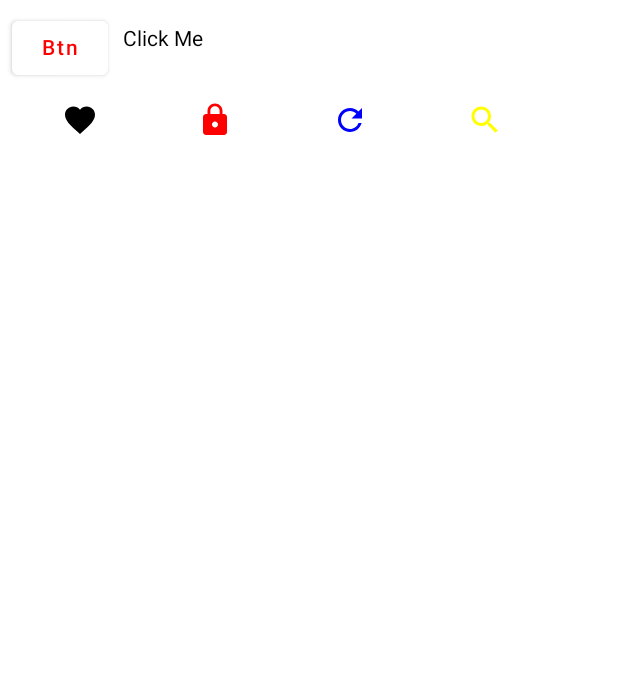
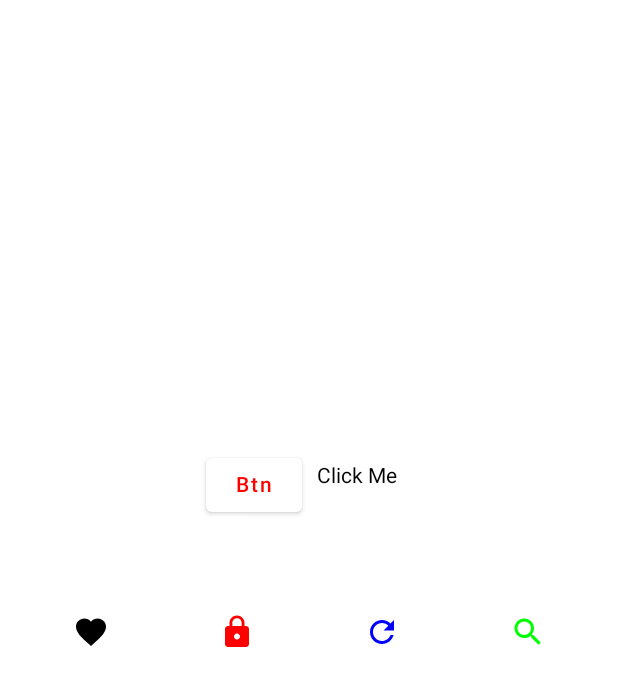
Before and after one commit to Nolions/ExerciseJetpackCompose, an Android app built with Jetpack Compose: the screen it shows after launch (ButtonTestActivity), on a phone screen of 412 x 824 dp. Shown: the top 686 px of the screen. Run offline under Robolectric (Android 15) with nearby library versions, the light colour scheme and no system bars.

Commit message:
[feature] layuot's align

```diff
--- a/app/src/main/java/tw/nolions/exercisejetpackcompose/ButtonTestActivity.kt
+++ b/app/src/main/java/tw/nolions/exercisejetpackcompose/ButtonTestActivity.kt
@@ -16,6 +16,7 @@ import androidx.compose.material.icons.filled.Search
 import androidx.compose.runtime.Composable
 import androidx.compose.runtime.mutableStateOf
 import androidx.compose.runtime.remember
+import androidx.compose.ui.Alignment
 import androidx.compose.ui.Modifier
 import androidx.compose.ui.graphics.Color
 import androidx.compose.ui.graphics.vector.ImageVector
@@ -44,8 +45,18 @@ fun Button() {
     val text = remember { mutableStateOf("") }
     val context = LocalContext.current
 
-    Column(Modifier.padding(8.dp)) {
-        Row {
+
+    Column(
+        modifier = Modifier
+            .padding(8.dp)
+            .fillMaxSize(),
+        verticalArrangement = Arrangement.Center,
+        horizontalAlignment = Alignment.CenterHorizontally
+    ) {
+        Row(
+            modifier = Modifier.fillMaxWidth(),
+            horizontalArrangement = Arrangement.Center
+        ) {
             Button(
                 onClick = { text.value = "btn clicked." },
                 colors = ButtonDefaults.buttonColors(
@@ -65,7 +76,16 @@ fun Button() {
             )
         }
 
-        Row(Modifier.fillMaxWidth()) {
+        Spacer(
+            modifier = Modifier
+                .height(50.dp)
+                .fillMaxWidth()
+        )
+
+        Row(
+            modifier = Modifier.fillMaxWidth(),
+            horizontalArrangement = Arrangement.SpaceEvenly
+        ) {
             IconBtn(Icons.Filled.Favorite, iconBtnModifier, Color.Black) {
                 text.value = "Favorite clicked."
                 toastAlert(context, text.value)
@@ -81,19 +101,23 @@ fun Button() {
                 toastAlert(context, text.value)
             }
 
-            IconBtn(Icons.Filled.Search, iconBtnModifier, Color.Yellow) {
+            IconBtn(Icons.Filled.Search, iconBtnModifier, Color.Green) {
                 text.value = "Search clicked."
-
                 toastAlert(context, text.value)
             }
         }
+
+        Spacer(
+            modifier = Modifier
+                .height(50.dp)
+                .fillMaxWidth()
+        )
 
         Text(
             text = text.value,
             fontWeight = FontWeight.Bold,
             fontSize = 25.sp,
         )
-
     }
 }
 
```
Also changed, not shown: 1 other file.
